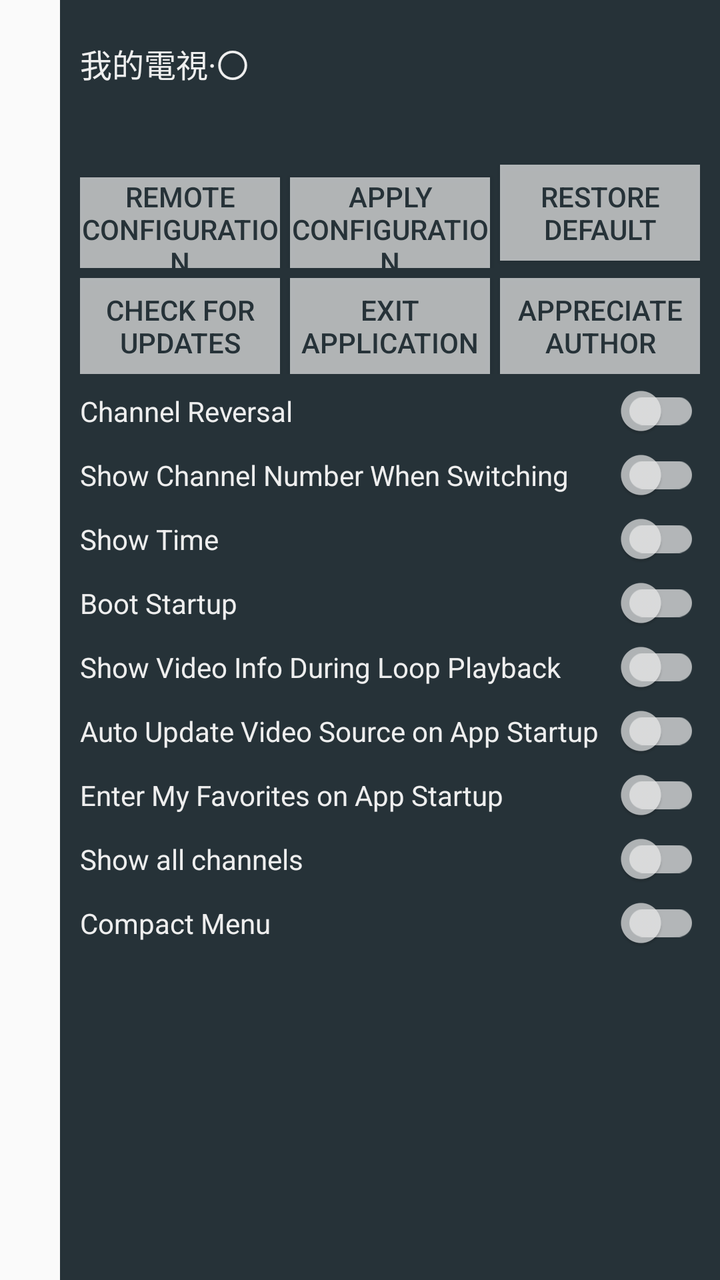
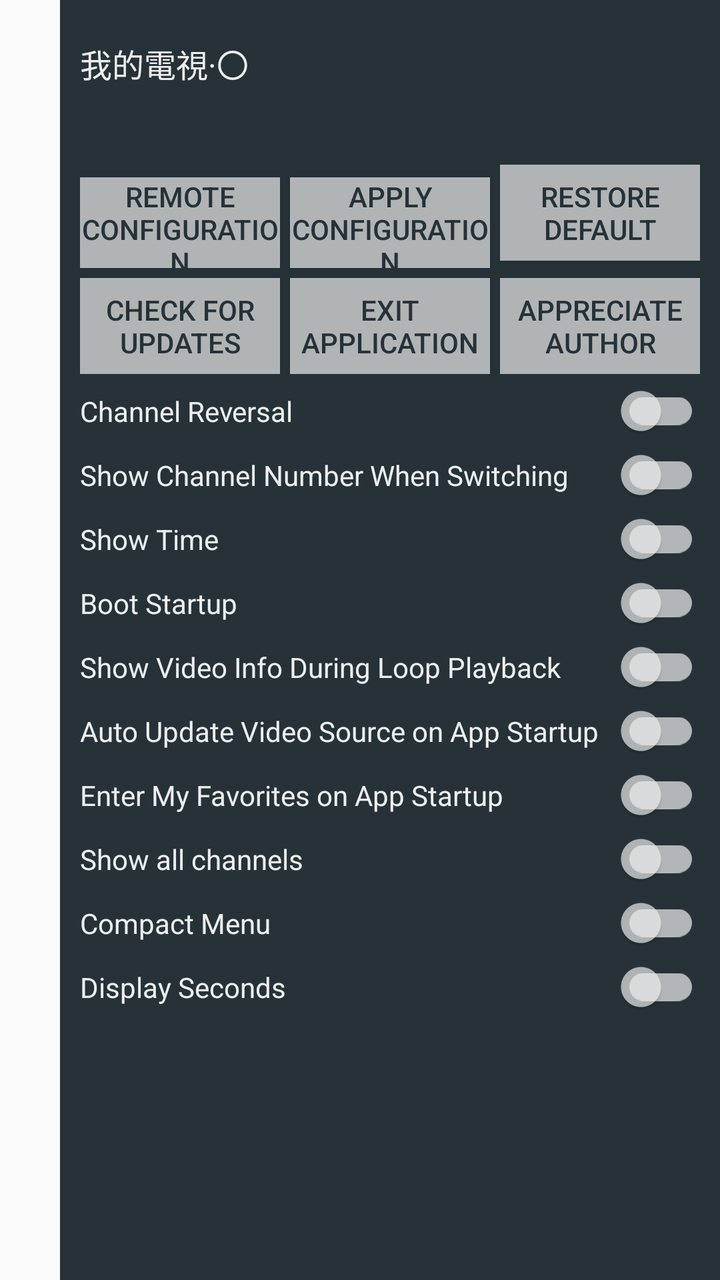

Screens rendered from an Android XML layout before and after an edit, with the pre-edit source and the edit as a unified diff.
<!-- AndroidManifest.xml: application theme Theme.MyTV0 -->
<!-- res/layout/setting.xml -->
<?xml version="1.0" encoding="utf-8"?>
<LinearLayout xmlns:android="http://schemas.android.com/apk/res/android"
    xmlns:app="http://schemas.android.com/apk/res-auto"
    android:id="@+id/setting"
    android:layout_width="match_parent"
    android:layout_height="match_parent"
    android:clickable="true"
    android:focusable="false"
    android:gravity="end"
    >
    <ScrollView
        android:id="@+id/container"
        android:layout_width="wrap_content"
        android:layout_height="match_parent"
        android:fillViewport="true"
        >
    <LinearLayout
        android:id="@+id/content"
        android:layout_width="330dp"
        android:layout_height="wrap_content"
        android:orientation="vertical"
        android:paddingTop="20dp"
        android:paddingLeft="10dp"
        android:paddingRight="10dp"
        android:background="@color/blur"
        >
        <LinearLayout
            android:layout_width="match_parent"
            android:layout_height="wrap_content"
            android:orientation="horizontal"
            >
            <TextView
                android:id="@+id/name"
                android:layout_width="wrap_content"
                android:layout_height="wrap_content"
                android:textColor="@color/title_blur"
                android:text="@string/app_name"
                android:textSize="16sp"
                android:layout_gravity="bottom" />
            <TextView
                android:id="@+id/version_name"
                android:layout_width="wrap_content"
                android:layout_height="wrap_content"
                android:textColor="@color/description_blur"
                android:text=""
                android:textSize="14sp"
                android:layout_gravity="bottom"
                android:layout_marginStart="8dp" />
        </LinearLayout>

        <TextView
            android:id="@+id/version"
            android:layout_width="wrap_content"
            android:layout_height="wrap_content"
            android:layout_marginTop="10dp"
            android:layout_marginBottom="10dp"
            android:textColor="@color/title_blur"
            android:text=""
            android:textSize="14sp"
            />

        <LinearLayout
            android:layout_width="match_parent"
            android:layout_height="wrap_content"
            android:orientation="horizontal"
            >
            <androidx.appcompat.widget.AppCompatButton
                android:id="@+id/qrcode"
                android:layout_width="100dp"
                android:layout_height="wrap_content"
                android:background="@color/description_blur"
                android:textColor="@color/blur"
                android:layout_marginEnd="5dp"
                android:textSize="14sp"
                android:text="@string/server" />
            <androidx.appcompat.widget.AppCompatButton
                android:id="@+id/confirm_config"
                android:layout_width="100dp"
                android:layout_height="wrap_content"
                android:background="@color/description_blur"
                android:textColor="@color/blur"
                android:layout_marginEnd="5dp"
                android:textSize="14sp"
                android:text="@string/channels" />
            <androidx.appcompat.widget.AppCompatButton
                android:id="@+id/clear"
                android:layout_width="100dp"
                android:layout_height="wrap_content"
                android:background="@color/description_blur"
                android:textColor="@color/blur"
                android:layout_marginEnd="5dp"
                android:text="@string/clear"
                android:textSize="14sp"
                />
        </LinearLayout>

        <LinearLayout
            android:layout_width="match_parent"
            android:layout_height="wrap_content"
            android:layout_marginTop="5dp"
            android:orientation="horizontal">
            <androidx.appcompat.widget.AppCompatButton
                android:id="@+id/check_version"
                android:layout_width="100dp"
                android:layout_height="wrap_content"
                android:background="@color/description_blur"
                android:textColor="@color/blur"
                android:layout_marginEnd="5dp"
                android:textSize="14sp"
                android:text="@string/check_version"
                />
            <androidx.appcompat.widget.AppCompatButton
                android:id="@+id/exit"
                android:layout_width="100dp"
                android:layout_height="wrap_content"
                android:background="@color/description_blur"
                android:textColor="@color/blur"
                android:layout_marginEnd="5dp"
                android:text="@string/exit"
                android:textSize="14sp"
                />
            <androidx.appcompat.widget.AppCompatButton
                android:id="@+id/appreciate"
                android:layout_width="100dp"
                android:layout_height="wrap_content"
                android:background="@color/description_blur"
                android:textColor="@color/blur"
                android:layout_marginEnd="5dp"
                android:text="@string/appreciate"
                android:textSize="14sp"
                />
        </LinearLayout>

        <androidx.appcompat.widget.SwitchCompat
            android:id="@+id/switch_channel_reversal"
            android:text="@string/title_channel_reversal"
            android:textColor="@color/title_blur"
            android:textSize="14sp"
            android:layout_marginTop="5dp"
            android:layout_width="match_parent"
            android:layout_height="wrap_content"
            app:thumbTint="@color/switch_thumb_color"
            app:trackTint="@color/switch_track_color"
            />
        <androidx.appcompat.widget.SwitchCompat
            android:id="@+id/switch_channel_num"
            android:text="@string/title_channel_num"
            android:textColor="@color/title_blur"
            android:textSize="14sp"
            android:layout_marginTop="5dp"
            android:layout_width="match_parent"
            android:layout_height="wrap_content"
            app:thumbTint="@color/switch_thumb_color"
            app:trackTint="@color/switch_track_color"
            />
        <androidx.appcompat.widget.SwitchCompat
            android:id="@+id/switch_time"
            android:text="@string/title_time"
            android:textColor="@color/title_blur"
            android:textSize="14sp"
            android:layout_marginTop="5dp"
            android:layout_width="match_parent"
            android:layout_height="wrap_content"
            app:thumbTint="@color/switch_thumb_color"
            app:trackTint="@color/switch_track_color"
            />
        <androidx.appcompat.widget.SwitchCompat
            android:id="@+id/switch_boot_startup"
            android:text="@string/title_boot_startup"
            android:textColor="@color/title_blur"
            android:layout_marginTop="5dp"
            android:textSize="14sp"
            android:layout_width="match_parent"
            android:layout_height="wrap_content"
            app:thumbTint="@color/switch_thumb_color"
            app:trackTint="@color/switch_track_color"
            />
        <androidx.appcompat.widget.SwitchCompat
            android:id="@+id/switch_repeat_info"
            android:text="@string/title_repeat_info"
            android:textColor="@color/title_blur"
            android:textSize="14sp"
            android:layout_marginTop="5dp"
            android:layout_width="match_parent"
            android:layout_height="wrap_content"
            app:thumbTint="@color/switch_thumb_color"
            app:trackTint="@color/switch_track_color"
            />
        <androidx.appcompat.widget.SwitchCompat
            android:id="@+id/switch_config_auto_load"
            android:text="@string/title_config_auto_load"
            android:textColor="@color/title_blur"
            android:textSize="14sp"
            android:layout_marginTop="5dp"
            android:layout_width="match_parent"
            android:layout_height="wrap_content"
            app:thumbTint="@color/switch_thumb_color"
            app:trackTint="@color/switch_track_color"
            />
        <androidx.appcompat.widget.SwitchCompat
            android:id="@+id/switch_default_like"
            android:text="@string/title_default_like"
            android:textColor="@color/title_blur"
            android:textSize="14sp"
            android:layout_marginTop="5dp"
            android:layout_width="match_parent"
            android:layout_height="wrap_content"
            app:thumbTint="@color/switch_thumb_color"
            app:trackTint="@color/switch_track_color"
            />
        <androidx.appcompat.widget.SwitchCompat
            android:id="@+id/switch_show_all_channels"
            android:text="@string/show_all_channels"
            android:textColor="@color/title_blur"
            android:textSize="14sp"
            android:layout_marginTop="5dp"
            android:layout_width="match_parent"
            android:layout_height="wrap_content"
            app:thumbTint="@color/switch_thumb_color"
            app:trackTint="@color/switch_track_color"
            />
        <androidx.appcompat.widget.SwitchCompat
            android:id="@+id/switch_compact_menu"
            android:text="@string/compact_menu"
            android:textColor="@color/title_blur"
            android:textSize="14sp"
            android:layout_marginTop="5dp"
            android:layout_width="match_parent"
            android:layout_height="wrap_content"
            app:thumbTint="@color/switch_thumb_color"
            app:trackTint="@color/switch_track_color"
            />
    </LinearLayout>
    </ScrollView>
</LinearLayout>
<!-- resources referenced by this layout -->
<resources>
  <color name="blur">#FF263238</color>
  <color name="description_blur">#B3EEEEEE</color>
  <color name="title_blur">#FFEEEEEE</color>
  <string name="app_name">我的電視·〇</string>
  <string name="appreciate">Appreciate Author</string>
  <string name="channels">Apply Configuration</string>
  <string name="check_version">Check for Updates</string>
  <string name="clear">Restore Default</string>
  <string name="compact_menu">Compact Menu</string>
  <string name="exit">Exit Application</string>
  <string name="server">Remote Configuration</string>
  <string name="show_all_channels">Show all channels</string>
  <string name="title_boot_startup">Boot Startup</string>
  <string name="title_channel_num">Show Channel Number When Switching</string>
  <string name="title_channel_reversal">Channel Reversal</string>
  <string name="title_config_auto_load">Auto Update Video Source on App Startup</string>
  <string name="title_default_like">Enter My Favorites on App Startup</string>
  <string name="title_repeat_info">Show Video Info During Loop Playback</string>
  <string name="title_time">Show Time</string>
  <style name="Theme.MyTV0" parent="@style/Theme.AppCompat.DayNight">
          <item name="windowNoTitle">true</item>
          <item name="android:windowDisablePreview">true</item>
      </style>
</resources>

<!-- the commit's change to res/layout/setting.xml (unified diff, before → after) -->
@@ -230,6 +230,17 @@
             app:thumbTint="@color/switch_thumb_color"
             app:trackTint="@color/switch_track_color"
             />
+        <androidx.appcompat.widget.SwitchCompat
+            android:id="@+id/switch_display_seconds"
+            android:text="@string/display_seconds"
+            android:textColor="@color/title_blur"
+            android:textSize="14sp"
+            android:layout_marginTop="5dp"
+            android:layout_width="match_parent"
+            android:layout_height="wrap_content"
+            app:thumbTint="@color/switch_thumb_color"
+            app:trackTint="@color/switch_track_color"
+            />
     </LinearLayout>
     </ScrollView>
 </LinearLayout>
<!-- resource entries referenced after the edit -->
@@ -9,6 +9,7 @@
   <string name="check_version">Check for Updates</string>
   <string name="clear">Restore Default</string>
   <string name="compact_menu">Compact Menu</string>
+  <string name="display_seconds">Display Seconds</string>
   <string name="exit">Exit Application</string>
   <string name="server">Remote Configuration</string>
   <string name="show_all_channels">Show all channels</string>
